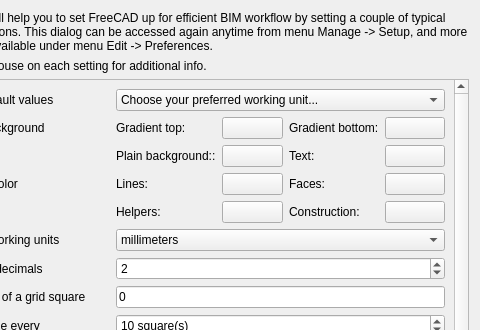
Old version of the form src/Mod/BIM/Resources/ui/dialogSetup.ui in the repository southseact-3d/fcd; both pictures show x 85 to 565 and y 0 to 330 of the 565 by 679 pixel window.
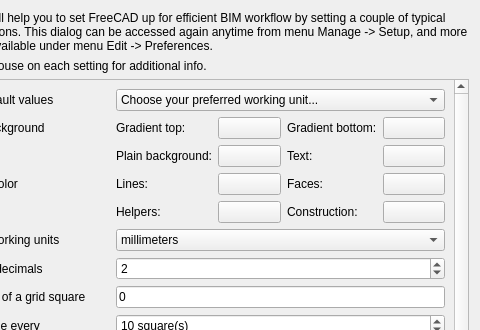
New version of the form. Custom widgets are drawn as their Qt base class.

Commit message: BIM : fix typos in UI strings

The edit to the form file:
```diff
--- a/src/Mod/BIM/Resources/ui/dialogSetup.ui
+++ b/src/Mod/BIM/Resources/ui/dialogSetup.ui
@@ -561,7 +561,7 @@
            <item row="1" column="0">
             <widget class="QLabel" name="label_29">
              <property name="text">
-              <string>Plain background::</string>
+              <string>Plain background:</string>
              </property>
             </widget>
            </item>
```
Left out of the diff: 4 changed lines with no effect on the pictures. The commit also changes 6 other files.
